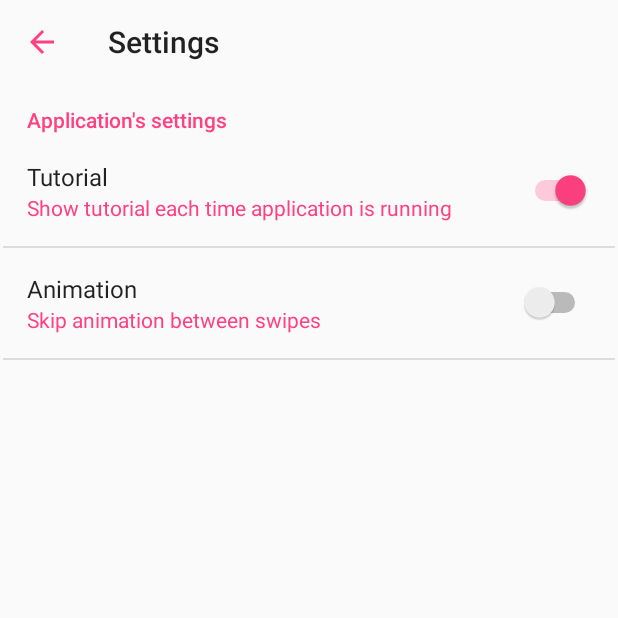
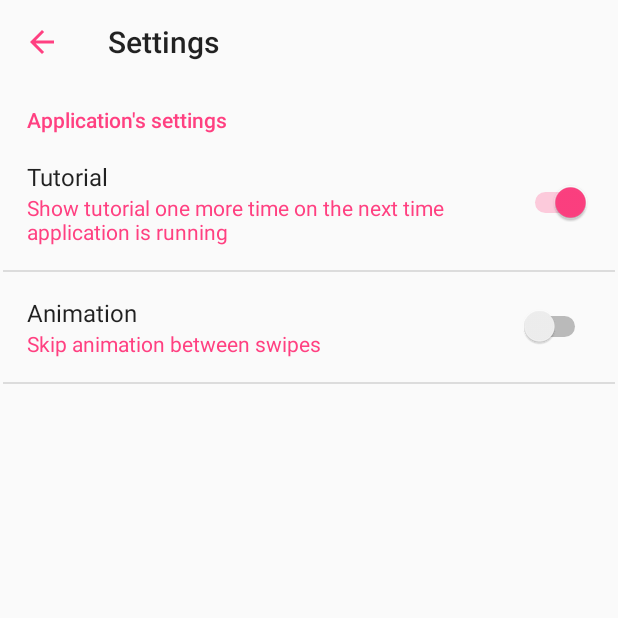
Before and after one commit to kboskin/PresentGO, an Android app: the SettingsActivity screen opened directly, with no data from a screen before it, after a tap on "Tutorial", on a phone screen of 412 x 824 dp, the top half of it. Run offline under Robolectric (Android 15) with nearby library versions, the light colour scheme and no system bars.

Commit message:
- Finally finished all bugs in settings

```diff
--- a/app/src/main/java/com/blacksmithdreamapps/presentgo/Constants.kt
+++ b/app/src/main/java/com/blacksmithdreamapps/presentgo/Constants.kt
@@ -51,4 +51,8 @@ class Constants {
     var CLOSE_ACQUAINTANCE = "Acquaintance"
     var CLOSE_COMRADE = "Comrade"
     var CLOSE_CLOSE_PERSON = "Close"
+
+    var PREFS_ANIMATION = "Animation"
+    var PREFS_TUTORIAL = "Tutorial"
+    var PREFS_TUTORIAL_IS_SHOWN = "false"
 }
--- a/app/src/main/java/com/blacksmithdreamapps/presentgo/activities/settings/SettingsActivity.kt
+++ b/app/src/main/java/com/blacksmithdreamapps/presentgo/activities/settings/SettingsActivity.kt
@@ -1,16 +1,16 @@
 package com.blacksmithdreamapps.presentgo.activities.settings
 
+import android.content.Context
 import android.os.Bundle
+import android.preference.Preference
+import android.preference.SwitchPreference
 import android.util.TypedValue
 import android.view.MenuItem
 import android.view.View
 import android.view.ViewGroup
+import com.blacksmithdreamapps.presentgo.Constants
 import com.blacksmithdreamapps.presentgo.R
 import kotlinx.android.synthetic.main.settings_toolbar.*
-
-
-
-
 
 
 /**
@@ -45,7 +45,41 @@ class SettingsActivity : AppCompatPreferenceActivity() {
         // enable back home button
         supportActionBar!!.setDisplayHomeAsUpEnabled(true);
 
+        val constants = Constants()
+
+
+        val tutorial = findPreference("Tutorial") as SwitchPreference
+        tutorial.isChecked = false
+        // trick to set value to back
+        // tutorial.isEnabled = !tutorial.isEnabled
+        tutorial.onPreferenceChangeListener = Preference.OnPreferenceChangeListener { preference, newValue ->
+            if (newValue as Boolean == true) {
+                setInPrefs(true, constants.PREFS_TUTORIAL, constants)
+                setInPrefs(true, constants.PREFS_TUTORIAL_IS_SHOWN, constants)
+                tutorial.setDefaultValue(false)
+                true
+            } else {
+                setInPrefs(false, constants.PREFS_TUTORIAL, constants)
+                setInPrefs(false, constants.PREFS_TUTORIAL_IS_SHOWN, constants)
+                true
+            }
+        }
+
+        // setting animation showing in preferences
+        val animation = findPreference("Animation") as SwitchPreference
+        animation.onPreferenceChangeListener = Preference.OnPreferenceChangeListener { preference, newValue ->
+
+            if (newValue.toString() == "true") {
+                setInPrefs(true, constants.PREFS_ANIMATION, constants)
+                true
+            } else {
+                setInPrefs(false, constants.PREFS_ANIMATION, constants)
+                true
+            }
+        }
+
     }
+
     override fun onOptionsItemSelected(item: MenuItem?): Boolean {
         return when (item!!.itemId) {
             android.R.id.home -> {
@@ -60,4 +94,11 @@ class SettingsActivity : AppCompatPreferenceActivity() {
             else -> super.onOptionsItemSelected(item)
         }
     }
+
+    private fun setInPrefs(b: Boolean?, nameOfPrefs: String, constants: Constants) {
+        val preferences = getSharedPreferences(constants.SHARED_PREFS, Context.MODE_PRIVATE)
+        val editor = preferences.edit()
+        editor.putBoolean(nameOfPrefs, b!!)
+        editor.apply()
+    }
 }
--- a/app/src/main/res/values/strings.xml
+++ b/app/src/main/res/values/strings.xml
@@ -125,12 +125,12 @@
 
     <string name="pref_title_vibrate">Vibrate</string>
     <string name="tutorial">Tutorial</string>
-    <string name="show_tutorial">Show tutorial each time application is running</string>
+    <string name="show_tutorial">Show tutorial one more time on the next time application is running</string>
     <string name="animation_duration">Animation_duration</string>
     <string name="skip_animation">Skip animation between swipes</string>
     <string name="animation">Animation</string>
     <string name="apps_settings">Application\'s settings</string>
-    <string name="add_event">Add event</string>
+    <string name="add_event">Add a reminder</string>
     <string name="show_gift">Show Gift</string>
     <string name="licence">Licence</string>
 </resources>
--- a/app/src/main/res/xml/settings_screen.xml
+++ b/app/src/main/res/xml/settings_screen.xml
@@ -4,12 +4,13 @@
     <PreferenceCategory
         android:title="@string/apps_settings" >
         <SwitchPreference
-            android:key="@string/tutorial"
+            android:key="Tutorial"
             android:summary="@string/show_tutorial"
-            android:title="@string/tutorial" />
+            android:title="@string/tutorial"
+            android:defaultValue="false"/>
 
         <SwitchPreference
-            android:key="@string/animation_duration"
+            android:key="Animation"
             android:summary="@string/skip_animation"
             android:title="@string/animation"/>
     </PreferenceCategory>
```
Also changed, not shown: app/src/main/java/com/blacksmithdreamapps/presentgo/activities/MainActivity.kt (+23 -4 lines), app/src/main/java/com/blacksmithdreamapps/presentgo/viewpager/NonSwipableViewPager.kt (+19 -1 lines).
